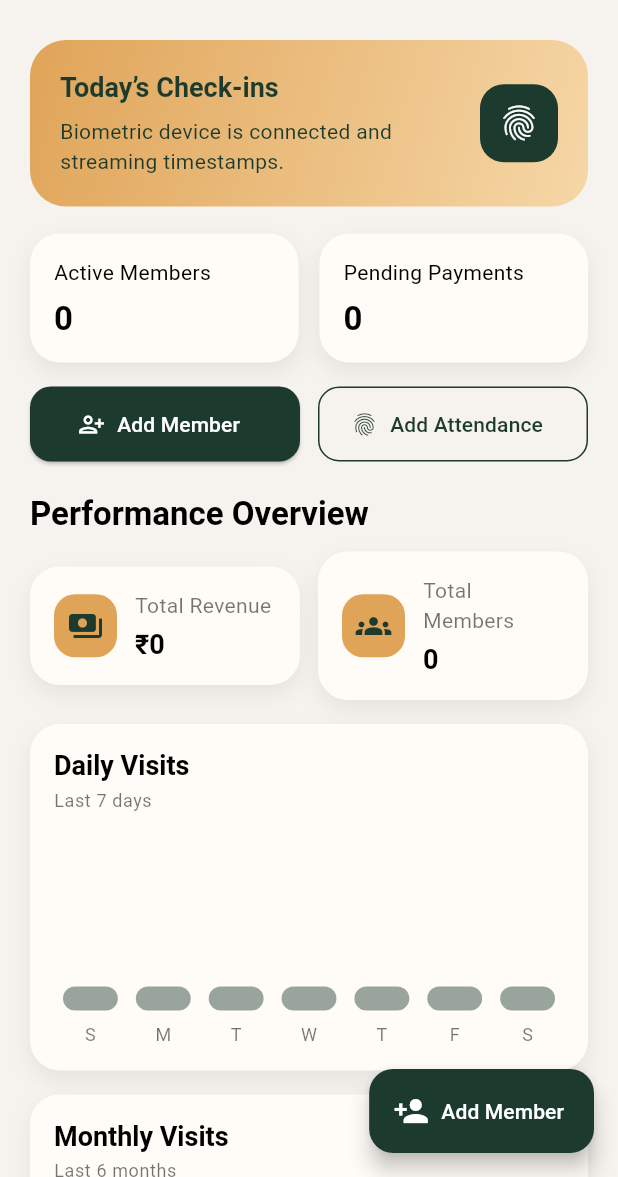
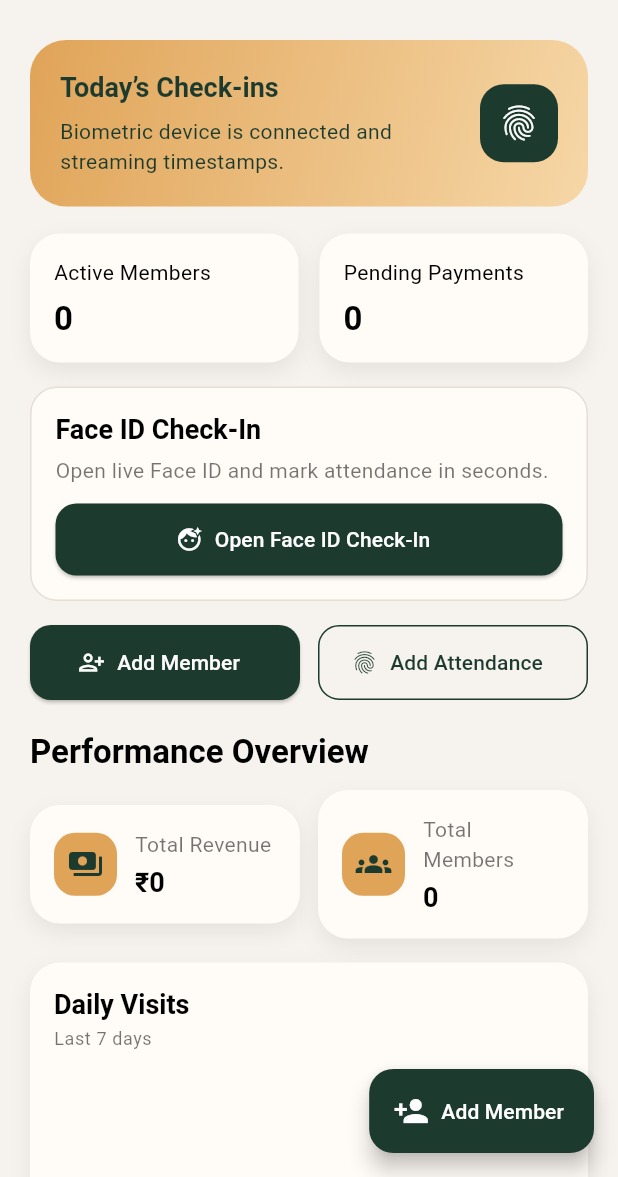
Before and after one commit to Naveen3012-ux/Gym_Pro, a Flutter app: the DashboardScreen screen opened directly, on a phone screen of 412 x 824 dp, the part 59-1236 px from its top. Run offline on Flutter 3.47's test engine with Material 3 defaults, Android fonts, the light colour scheme and no system bars; our stand-ins replace camera, image_picker, supabase_flutter; missing offline and left inert: camera_macos; accounts and stored records are empty; network calls fail.

Commit message:
Add Face ID check-in entry on main screens

```diff
--- a/lib/main.dart
+++ b/lib/main.dart
@@ -1493,6 +1493,12 @@ class _DashboardScreenState extends State<DashboardScreen> {
                 ],
               ),
               const SizedBox(height: 16),
+              FaceIdCheckInCallout(
+                title: 'Face ID Check-In',
+                subtitle:
+                    'Open live Face ID and mark attendance in seconds.',
+              ),
+              const SizedBox(height: 16),
               Row(
                 children: [
                   Expanded(
@@ -1817,6 +1823,12 @@ class MemberDetailScreen extends StatelessWidget {
                 ),
               ],
             ),
+          ),
+          const SizedBox(height: 18),
+          FaceIdCheckInCallout(
+            title: 'Face ID Check-In',
+            subtitle:
+                'Use a live scan to log attendance for this member.',
           ),
           const SizedBox(height: 18),
           Container(
@@ -2251,6 +2263,12 @@ class _AddMemberScreenState extends State<AddMemberScreen> {
                         ?.copyWith(color: Colors.black54),
                   ),
                   const SizedBox(height: 10),
+                  FaceIdCheckInCallout(
+                    title: 'Face ID Check-In',
+                    subtitle:
+                        'Already registered? Use Face ID to mark attendance.',
+                  ),
+                  const SizedBox(height: 12),
                   if (_faceImageBytes != null)
                     ClipRRect(
                       borderRadius: BorderRadius.circular(14),
@@ -2597,6 +2615,13 @@ class _AttendanceInputScreenState extends State<AttendanceInputScreen> {
                 child: Column(
                   crossAxisAlignment: CrossAxisAlignment.start,
                   children: [
+                    FaceIdCheckInCallout(
+                      title: 'Face ID Check-In',
+                      subtitle:
+                          'Use a live scan to identify members and log attendance.',
+                      showButton: false,
+                    ),
+                    const SizedBox(height: 20),
                     Text(
                       'Member',
                       style: Theme.of(context).textTheme.titleLarge,
@@ -2875,6 +2900,78 @@ class _LabeledField extends StatelessWidget {
           ),
         ),
       ],
+    );
+  }
+}
+
+class FaceIdCheckInCallout extends StatelessWidget {
+  const FaceIdCheckInCallout({
+    super.key,
+    required this.title,
+    required this.subtitle,
+    this.showButton = true,
+    this.buttonLabel = 'Open Face ID Check-In',
+    this.onPressed,
+  });
+
+  final String title;
+  final String subtitle;
+  final bool showButton;
+  final String buttonLabel;
+  final VoidCallback? onPressed;
+
+  @override
+  Widget build(BuildContext context) {
+    return Container(
+      padding: const EdgeInsets.all(16),
+      decoration: BoxDecoration(
+        color: const Color(0xFFFFFBF6),
+        borderRadius: BorderRadius.circular(18),
+        border: Border.all(color: const Color(0xFFE5DED7)),
+      ),
+      child: Column(
+        crossAxisAlignment: CrossAxisAlignment.start,
+        children: [
+          Text(
+            title,
+            style: Theme.of(context).textTheme.titleLarge,
+          ),
+          const SizedBox(height: 6),
+          Text(
+            subtitle,
+            style: Theme.of(context)
+                .textTheme
+                .bodyMedium
+                ?.copyWith(color: Colors.black54),
+          ),
+          if (showButton) ...[
+            const SizedBox(height: 12),
+            SizedBox(
+              width: double.infinity,
+              height: 48,
+              child: ElevatedButton.icon(
+                style: ElevatedButton.styleFrom(
+                  backgroundColor: const Color(0xFF1C3B2E),
+                  foregroundColor: Colors.white,
+                  shape: RoundedRectangleBorder(
+                    borderRadius: BorderRadius.circular(14),
+                  ),
+                ),
+                onPressed: onPressed ??
+                    () {
+                      Navigator.of(context).push(
+                        MaterialPageRoute(
+                          builder: (_) => const AttendanceInputScreen(),
+                        ),
+                      );
+                    },
+                icon: const Icon(Icons.face_retouching_natural),
+                label: Text(buttonLabel),
+              ),
+            ),
+          ],
+        ],
+      ),
     );
   }
 }
```
